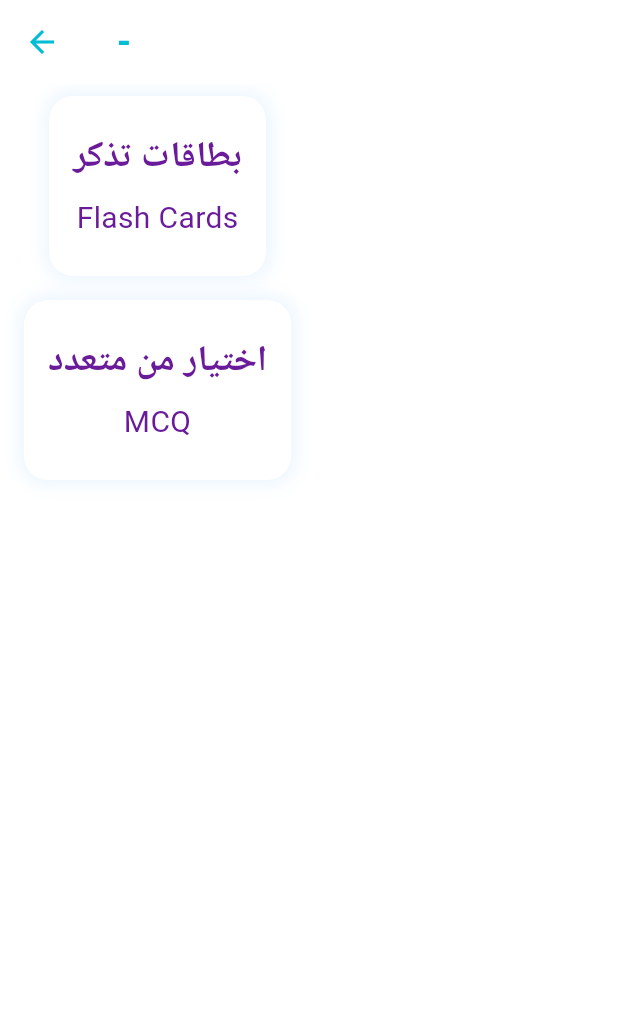
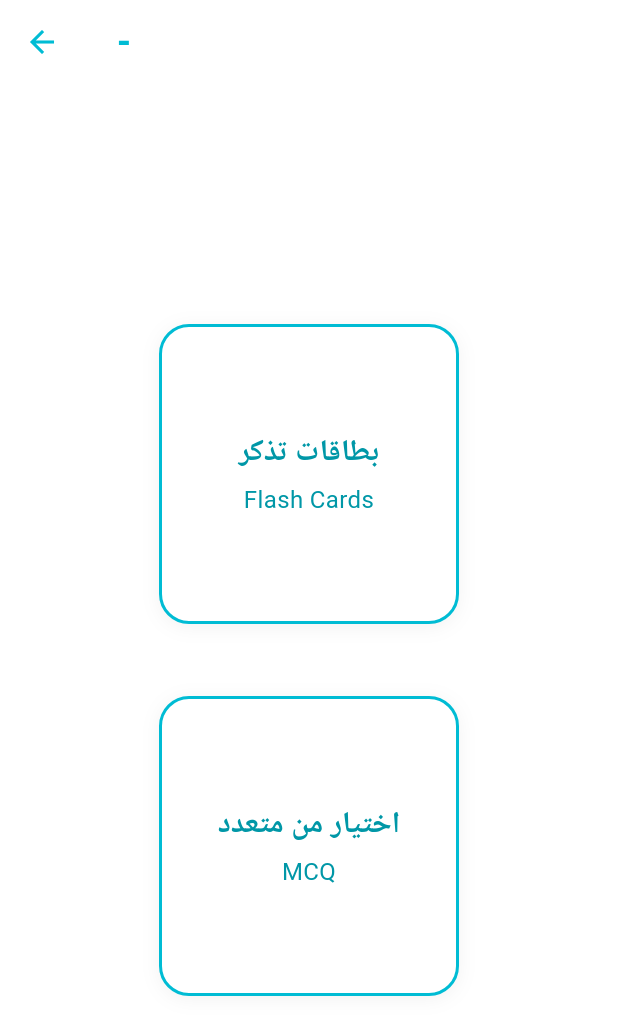
Before and after one commit to kha09/zangahApp, a Flutter app: the StudyOptionsScreen screen opened directly with empty values, on a phone screen of 412 x 824 dp. Shown: the top 1035 px of the screen. Run offline on Flutter 3.47's test engine with Material 3 defaults, Android fonts, the phone set to English and light mode, and no system bars; generated files the repository leaves out were written again; Roboto replaces fonts that are missing (Arial).

Commit message:
fix study option cards

```diff
--- a/lib/study_options_grid.dart
+++ b/lib/study_options_grid.dart
@@ -17,39 +17,53 @@ class StudyOptionCard extends StatelessWidget {
     return GestureDetector(
       onTap: onTap,
       child: Container(
-        margin: const EdgeInsets.symmetric(vertical: 8, horizontal: 16),
+        width: 200,
+        height: 200,
+        margin: const EdgeInsets.all(16),
         decoration: BoxDecoration(
           color: Colors.white,
-          borderRadius: BorderRadius.circular(16),
+          borderRadius: BorderRadius.circular(20),
+          border: Border.all(
+            color: Colors.cyan,
+            width: 2,
+          ),
           boxShadow: [
             BoxShadow(
-              color: Colors.blue.withOpacity(0.1),
+              color: Colors.black.withOpacity(0.05),
               blurRadius: 10,
-              spreadRadius: 2,
+              offset: const Offset(0, 2),
             ),
           ],
         ),
         child: Padding(
-          padding: const EdgeInsets.symmetric(vertical: 24, horizontal: 16),
+          padding: const EdgeInsets.symmetric(vertical: 12, horizontal: 16),
           child: Column(
             mainAxisAlignment: MainAxisAlignment.center,
             children: [
-              Text(
+              Flexible(
+                child: Text(
                   arabicText,
                   textAlign: TextAlign.center,
                   style: TextStyle(
-                  fontSize: 24,
+                    fontSize: 20,
                     fontWeight: FontWeight.bold,
-                  color: Colors.purple[800],
+                    color: Colors.cyan.shade700,
+                  ),
+                  maxLines: 1,
+                  overflow: TextOverflow.ellipsis,
                 ),
               ),
-              const SizedBox(height: 8),
-              Text(
+              const SizedBox(height: 4),
+              Flexible(
+                child: Text(
                   englishText,
                   textAlign: TextAlign.center,
                   style: TextStyle(
-                  fontSize: 20,
-                  color: Colors.purple[800],
+                    fontSize: 16,
+                    color: Colors.cyan.shade700,
+                  ),
+                  maxLines: 1,
+                  overflow: TextOverflow.ellipsis,
                 ),
               ),
             ],
@@ -65,7 +79,11 @@ class StudyOptionsGrid extends StatelessWidget {
 
   @override
   Widget build(BuildContext context) {
-    return Column(
+    return Center(
+      child: Wrap(
+        alignment: WrapAlignment.center,
+        spacing: 16,
+        runSpacing: 16,
         children: [
           StudyOptionCard(
             arabicText: 'بطاقات تذكر',
@@ -82,6 +100,7 @@ class StudyOptionsGrid extends StatelessWidget {
             },
           ),
         ],
+      ),
     );
   }
 }
```
Lines whose indentation alone changed are shown as unchanged.
